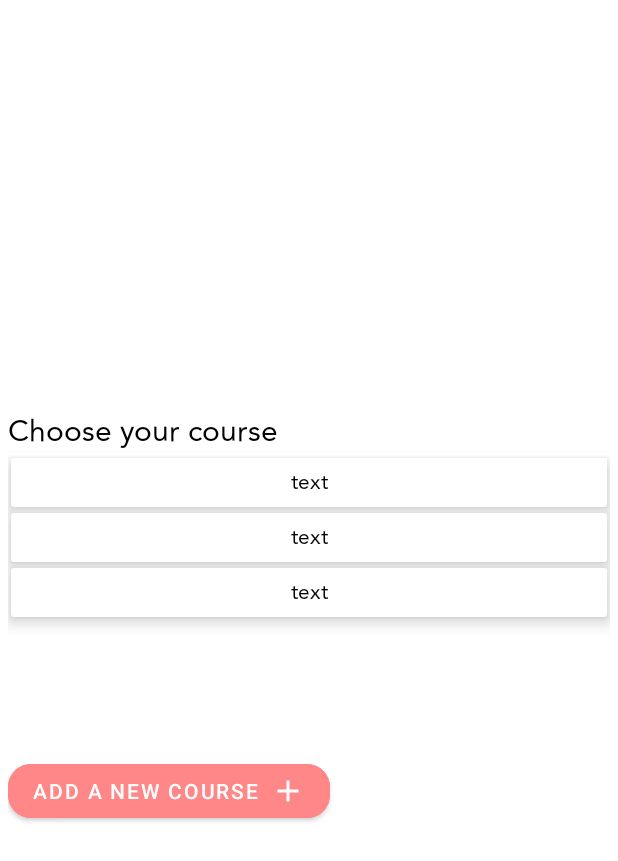
After one commit to areej1012/My_Plans, an Android app: the layout custom_dialog_class.xml on its own in the app's theme, with its tools: preview values and no code run, on a phone screen of 412 x 824 dp. The commit adds this screen. Shown: the top 861 px of the screen. Run offline under Robolectric (Android 15) with nearby library versions, the phone set to English and light mode, and no system bars.

Commit message:
add custom alert to add course

```diff
--- /dev/null
+++ b/app/src/main/res/layout/card_cell_add_course.xml
@@ -0,0 +1,19 @@
+<?xml version="1.0" encoding="utf-8"?>
+<androidx.cardview.widget.CardView xmlns:android="http://schemas.android.com/apk/res/android"
+    xmlns:app="http://schemas.android.com/apk/res-auto"
+    android:layout_width="match_parent"
+    android:layout_height="wrap_content"
+    android:layout_margin="2dp"
+    app:cardElevation="6dp">
+
+    <TextView
+        android:id="@+id/textView"
+        android:layout_width="match_parent"
+        android:layout_height="wrap_content"
+        android:fontFamily="@font/avenir_regular"
+        android:gravity="center"
+        android:padding="5dp"
+        android:text="text"
+
+        android:textColor="@color/black" />
+</androidx.cardview.widget.CardView>
--- a/app/src/main/res/layout/card_cell_class.xml
+++ b/app/src/main/res/layout/card_cell_class.xml
@@ -41,7 +41,7 @@
                     android:layout_width="match_parent"
                     android:layout_height="wrap_content"
                     android:layout_margin="5dp"
-                    android:text="@string/course" />
+                     />
 
                 <TextView
                     android:id="@+id/tvTitle"
--- /dev/null
+++ b/app/src/main/res/layout/custom_dialog_class.xml
@@ -0,0 +1,39 @@
+<?xml version="1.0" encoding="utf-8"?>
+<RelativeLayout xmlns:android="http://schemas.android.com/apk/res/android"
+    xmlns:app="http://schemas.android.com/apk/res-auto"
+    xmlns:tools="http://schemas.android.com/tools"
+    android:layout_width="match_parent"
+    android:layout_height="match_parent"
+    android:gravity="center"
+    android:orientation="vertical"
+    android:padding="5dp">
+
+    <TextView
+        android:id="@+id/title"
+        android:layout_width="match_parent"
+        android:layout_height="wrap_content"
+        android:fontFamily="@font/avenir_regular"
+        android:text="@string/choose_your_course"
+        android:textColor="@color/black"
+        android:textSize="20sp" />
+
+    <androidx.recyclerview.widget.RecyclerView
+        android:id="@+id/recycler_view"
+        android:layout_width="match_parent"
+        android:layout_height="200dp"
+        android:layout_below="@+id/title"
+        android:layout_gravity="center_horizontal"
+        tools:listitem="@layout/card_cell_add_course" />
+
+    <Button
+        android:id="@+id/btAdd"
+        android:layout_width="wrap_content"
+        android:layout_height="wrap_content"
+        android:layout_below="@id/recycler_view"
+        android:layout_gravity="center_horizontal"
+        android:backgroundTint="@color/pink"
+        android:drawableEnd="@drawable/ic_baseline_add_24"
+        android:text="@string/add_a_new_course"
+        app:cornerRadius="15dp" />
+
+</RelativeLayout>
--- a/app/src/main/res/values/strings.xml
+++ b/app/src/main/res/values/strings.xml
@@ -44,4 +44,6 @@
     <string name="choose_course">Choose Course</string>
     <string name="choose_type_of_the_class">Choose type of the class</string>
     <string name="see_more">See More</string>
+    <string name="choose_your_course">Choose your course</string>
+    <string name="add_a_new_course">Add a new course</string>
 </resources>
```
